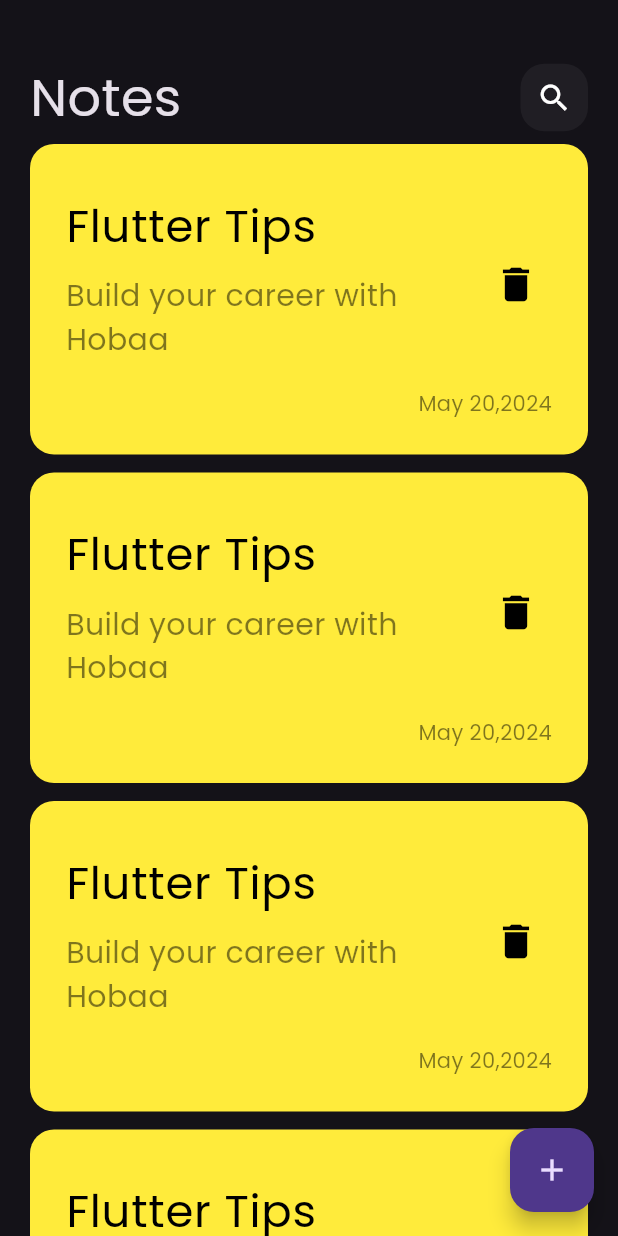
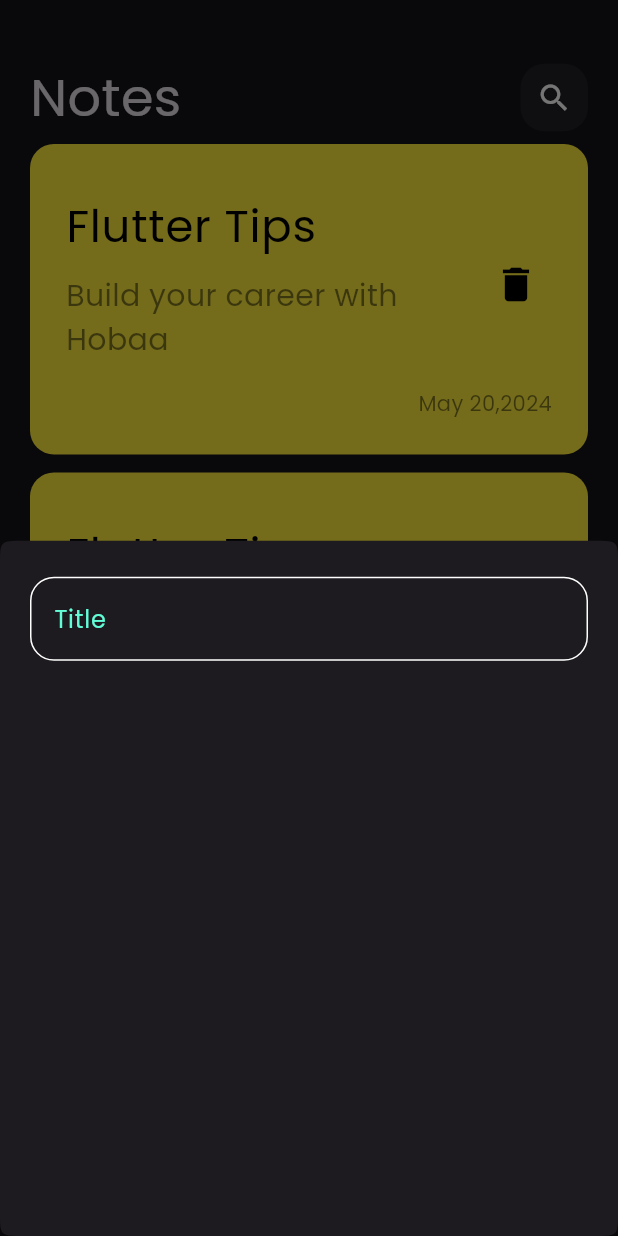
Before and after one commit to ahmedEhab10/note_app, a Flutter app: the screen it shows after launch, after a tap on the "add" icon, on a phone screen of 412 x 824 dp. Run offline on Flutter 3.47's test engine with Material 3 defaults, Android fonts, the phone set to English and light mode, and no system bars.

Commit message:
make TextFaild

```diff
--- /dev/null
+++ b/lib/const.dart
@@ -0,0 +1,3 @@
+import 'package:flutter/material.dart';
+
+const KPrimaryColor = Color(0xff62FCD7);
--- a/lib/views/Notes_view.dart
+++ b/lib/views/Notes_view.dart
@@ -1,4 +1,5 @@
 import 'package:flutter/material.dart';
+import 'package:note_app/widgets/Cstom_TextFaild.dart';
 import 'package:note_app/widgets/Note_Widget.dart';
 import 'package:note_app/widgets/Notes_List_view.dart';
 import 'package:note_app/widgets/custom_appbar.dart';
@@ -11,7 +12,15 @@ class NotesView extends StatelessWidget {
   Widget build(BuildContext context) {
     return Scaffold(
       floatingActionButton: FloatingActionButton(
-        onPressed: () {},
+        onPressed: () {
+          showModalBottomSheet(
+              shape: ContinuousRectangleBorder(
+                  borderRadius: BorderRadius.circular(16)),
+              context: context,
+              builder: (context) {
+                return AddNoteButtomSheet();
+              });
+        },
         child: Icon(Icons.add),
       ),
       body: Padding(
@@ -29,3 +38,22 @@ class NotesView extends StatelessWidget {
     );
   }
 }
+
+class AddNoteButtomSheet extends StatelessWidget {
+  const AddNoteButtomSheet({super.key});
+
+  @override
+  Widget build(BuildContext context) {
+    return Padding(
+      padding: const EdgeInsets.symmetric(horizontal: 20.0),
+      child: Column(
+        children: [
+          SizedBox(
+            height: 24,
+          ),
+          CstomTextfaild(),
+        ],
+      ),
+    );
+  }
+}
--- /dev/null
+++ b/lib/widgets/Cstom_TextFaild.dart
@@ -0,0 +1,25 @@
+import 'package:flutter/material.dart';
+import 'package:note_app/const.dart';
+
+class CstomTextfaild extends StatelessWidget {
+  const CstomTextfaild({super.key});
+
+  @override
+  Widget build(BuildContext context) {
+    return TextField(
+      cursorColor: KPrimaryColor,
+      decoration: InputDecoration(
+          hintText: 'Title',
+          hintStyle: const TextStyle(color: KPrimaryColor),
+          border: buildborder(),
+          enabledBorder: buildborder(),
+          focusedBorder: buildborder(KPrimaryColor)),
+    );
+  }
+
+  OutlineInputBorder buildborder([Color]) {
+    return OutlineInputBorder(
+        borderRadius: BorderRadius.circular(16),
+        borderSide: BorderSide(color: Color ?? Colors.white));
+  }
+}
```
